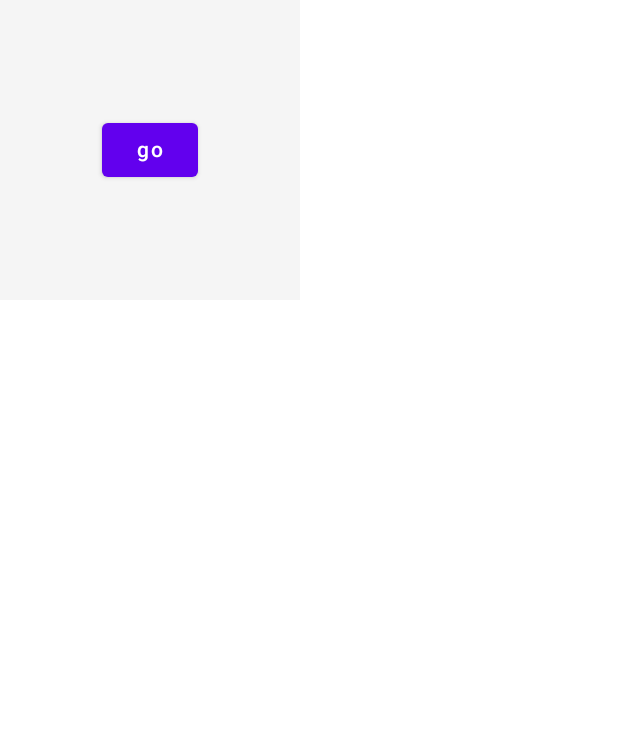
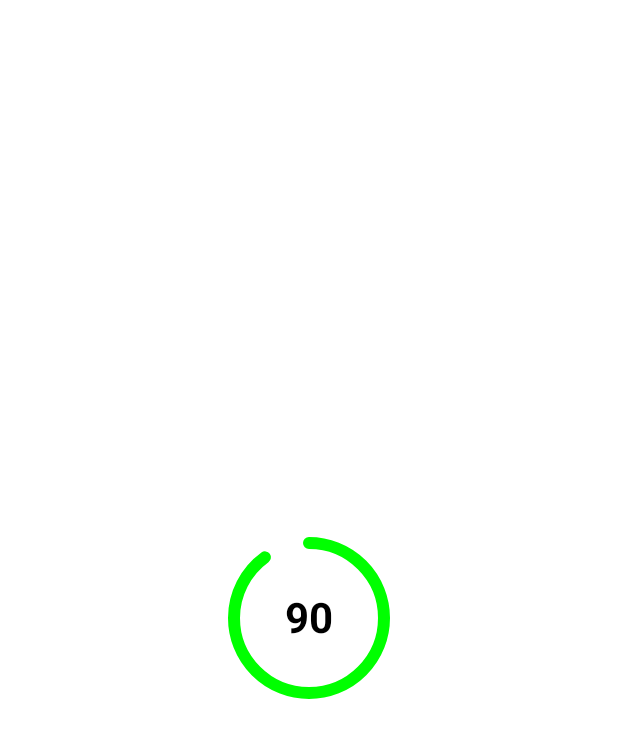
Before and after one commit to asgharhosseini/LearingCompose, an Android app built with Jetpack Compose: the screen it shows after launch (MainActivity), on a phone screen of 412 x 824 dp. Shown: the top 738 px of the screen. Run offline under Robolectric (Android 15) with nearby library versions, the phone set to English and light mode, and no system bars.

```diff
--- a/app/src/main/java/ir/ah/learingcompose/MainActivity.kt
+++ b/app/src/main/java/ir/ah/learingcompose/MainActivity.kt
@@ -14,6 +14,7 @@ import androidx.compose.runtime.*
 import androidx.compose.ui.*
 import androidx.compose.ui.Modifier
 import androidx.compose.ui.graphics.*
+import androidx.compose.ui.graphics.drawscope.*
 import androidx.compose.ui.graphics.painter.*
 import androidx.compose.ui.layout.*
 import androidx.compose.ui.res.*
@@ -33,50 +34,61 @@ class MainActivity : ComponentActivity() {
     override fun onCreate(savedInstanceState: Bundle?) {
         super.onCreate(savedInstanceState)
         setContent {
-
-            var sizeState by remember { mutableStateOf(200.dp) }
-            val size by animateDpAsState(
-                targetValue = sizeState,
-                  tween(durationMillis = 3000, delayMillis = 300, easing = LinearOutSlowInEasing)
-                //  spring(Spring.DampingRatioHighBouncy)
-                   /* keyframes { durationMillis =5000
-                        sizeState at 0 with LinearEasing
-                        sizeState * 1.5f at 1000 with FastOutLinearInEasing
-                        sizeState * 2f at 5000
-                    }*/
-
-
-            )
-            val infiniteTransition = rememberInfiniteTransition()
-            val color by infiniteTransition.animateColor(
-                initialValue = Color.Black,
-                targetValue = Color.White,
-                animationSpec = infiniteRepeatable(
-                    tween(durationMillis = 3000, delayMillis = 300, easing = LinearOutSlowInEasing),
-                    repeatMode = RepeatMode.Reverse
-
-                )
-            )
-
-
-            Box(
-                modifier = Modifier
-                    .size(size)
-                    .background(color),
-                contentAlignment = Alignment.Center
-            ) {
-                Button(onClick = {
-                    sizeState += 50.dp
-                }) {
-                    Text(text = "go")
-
-                }
-            }
-
+        Box(contentAlignment = Alignment.Center,modifier = Modifier.fillMaxSize()) {
+            CircularProgressBar(percentage = 0.9f, number = 100)
+        }
 
         }
     }
 }
+
+@Composable
+fun CircularProgressBar(
+    percentage: Float,
+    number: Int,
+    fontSize: TextUnit = 28.sp,
+    radius: Dp = 50.dp,
+    color: Color = Color.Green,
+    strokeWidth: Dp = 8.dp,
+    animDuration: Int = 1000,
+    animDelay: Int = 0
+) {
+    var animationPlayed by remember {
+        mutableStateOf(false)
+    }
+    val curPercentage = animateFloatAsState(
+        targetValue = if (animationPlayed) percentage else 0f,
+        animationSpec = tween(
+            durationMillis = animDuration,
+            delayMillis = animDelay
+        )
+    )
+    LaunchedEffect(key1 = true) {
+        animationPlayed = true
+    }
+    Box(
+        contentAlignment = Alignment.Center,
+        modifier = Modifier.size(radius * 2f)
+    ) {
+        Canvas(modifier = Modifier.size(radius * 2f)) {
+            drawArc(
+                color = color,
+                startAngle = -90f,
+                sweepAngle = 360 * curPercentage.value,
+                useCenter = false,
+                style = Stroke(strokeWidth.toPx(), cap = StrokeCap.Round)
+            )
+        }
+        Text(
+            text = (curPercentage.value * number).toInt().toString(),
+            color = Color.Black,
+            fontSize = fontSize,
+            fontWeight = FontWeight.Bold
+        )
+    }
+
+}
+
 
 @Composable
 fun ColorBox(
```
